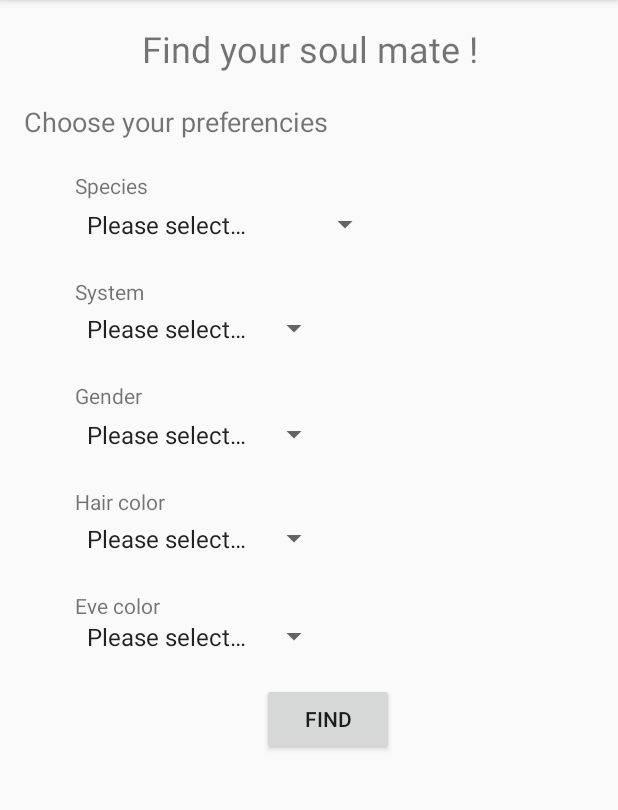
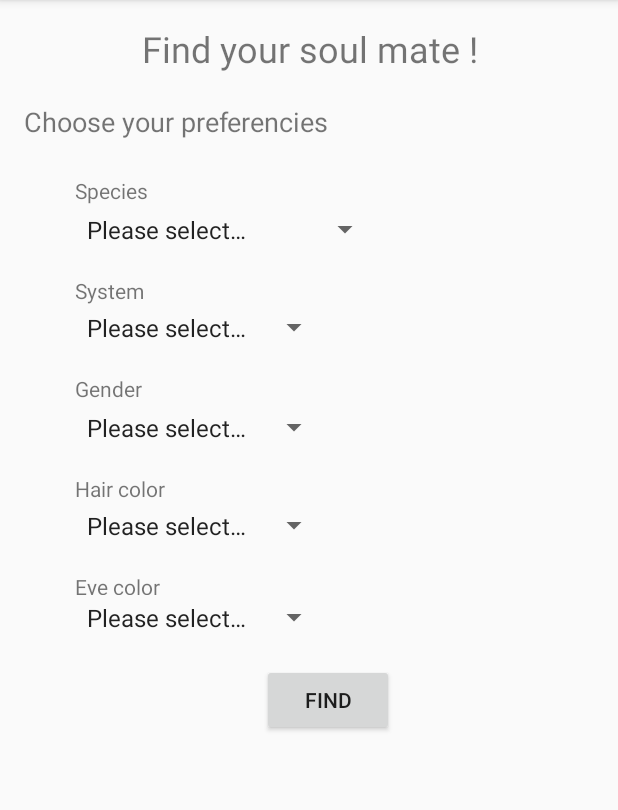
Before and after one commit to Boulzevard/StarLove, an Android app: the Search screen opened directly, with no data from a screen before it, on a phone screen of 412 x 824 dp, the part 84-894 px from its top. Run offline under Robolectric (Android 15) with nearby library versions, the phone set to English and light mode, and no system bars; network calls fail.

Commit message:
récupération donneés des spinners

```diff
--- a/app/src/main/java/fr/wcs/starlove/Search.java
+++ b/app/src/main/java/fr/wcs/starlove/Search.java
@@ -2,12 +2,46 @@ package fr.wcs.starlove;
 
 import android.support.v7.app.AppCompatActivity;
 import android.os.Bundle;
+import android.view.View;
+import android.widget.AdapterView;
+import android.widget.Button;
+import android.widget.Spinner;
 
 public class Search extends AppCompatActivity {
+
+    String mSpecies;
+    String mGender;
+    String mSystem;
+    String mHair;
+    String mEye;
 
     @Override
     protected void onCreate(Bundle savedInstanceState) {
         super.onCreate(savedInstanceState);
         setContentView(R.layout.activity_search);
+
+        final Spinner spinner_species = findViewById(R.id.sp_species);
+        final Spinner spinner_system = findViewById(R.id.sp_system);
+        final Spinner spinner_gender = findViewById(R.id.sp_gender);
+        final Spinner spinner_hair = findViewById(R.id.sp_hair);
+        final Spinner spinner_eye = findViewById(R.id.sp_eye);
+        Button toFilteredList = findViewById(R.id.bt_find);
+
+
+
+        toFilteredList.setOnClickListener(new View.OnClickListener() {
+            @Override
+            public void onClick(View v) {
+
+                mSpecies = spinner_species.getSelectedItem().toString().toLowerCase();
+                mSystem = spinner_system.getSelectedItem().toString().toLowerCase();
+                mGender = spinner_gender.getSelectedItem().toString().toLowerCase();
+                mHair = spinner_hair.getSelectedItem().toString().toLowerCase();
+                mEye = spinner_eye.getSelectedItem().toString().toLowerCase();
+
+            }
+        });
+
+
     }
 }
--- a/app/src/main/res/layout/activity_search.xml
+++ b/app/src/main/res/layout/activity_search.xml
@@ -28,11 +28,11 @@
         android:layout_height="wrap_content"
         android:layout_marginLeft="50dp"
         android:layout_marginStart="50dp"
-        android:layout_marginTop="65dp"
+        android:layout_marginTop="24dp"
         android:text="Species"
         android:textSize="14sp"
         app:layout_constraintStart_toStartOf="parent"
-        app:layout_constraintTop_toBottomOf="@+id/tv_tittle_search" />
+        app:layout_constraintTop_toBottomOf="@+id/textView4" />
 
     <Spinner
         android:id="@+id/sp_species"
@@ -52,7 +52,7 @@
         android:layout_height="wrap_content"
         android:layout_marginLeft="50dp"
         android:layout_marginStart="50dp"
-        android:layout_marginTop="20dp"
+        android:layout_marginTop="16dp"
         android:text="System"
         app:layout_constraintStart_toStartOf="parent"
         app:layout_constraintTop_toBottomOf="@+id/sp_species" />
@@ -84,7 +84,7 @@
         android:layout_height="wrap_content"
         android:layout_marginLeft="50dp"
         android:layout_marginStart="50dp"
-        android:layout_marginTop="20dp"
+        android:layout_marginTop="16dp"
         android:text="Gender"
         app:layout_constraintStart_toStartOf="parent"
         app:layout_constraintTop_toBottomOf="@+id/sp_system" />
@@ -95,7 +95,7 @@
         android:layout_height="wrap_content"
         android:layout_marginLeft="50dp"
         android:layout_marginStart="50dp"
-        android:layout_marginTop="20dp"
+        android:layout_marginTop="16dp"
         android:text="Hair color"
         app:layout_constraintStart_toStartOf="parent"
         app:layout_constraintTop_toBottomOf="@+id/sp_gender" />
@@ -116,7 +116,7 @@
         android:layout_height="15dp"
         android:layout_marginLeft="50dp"
         android:layout_marginStart="50dp"
-        android:layout_marginTop="20dp"
+        android:layout_marginTop="16dp"
         android:text="Eye color"
         app:layout_constraintStart_toStartOf="parent"
         app:layout_constraintTop_toBottomOf="@+id/sp_hair" />
```
Also changed, not shown: app/src/main/res/values/strings.xml (+0 -17 lines).
